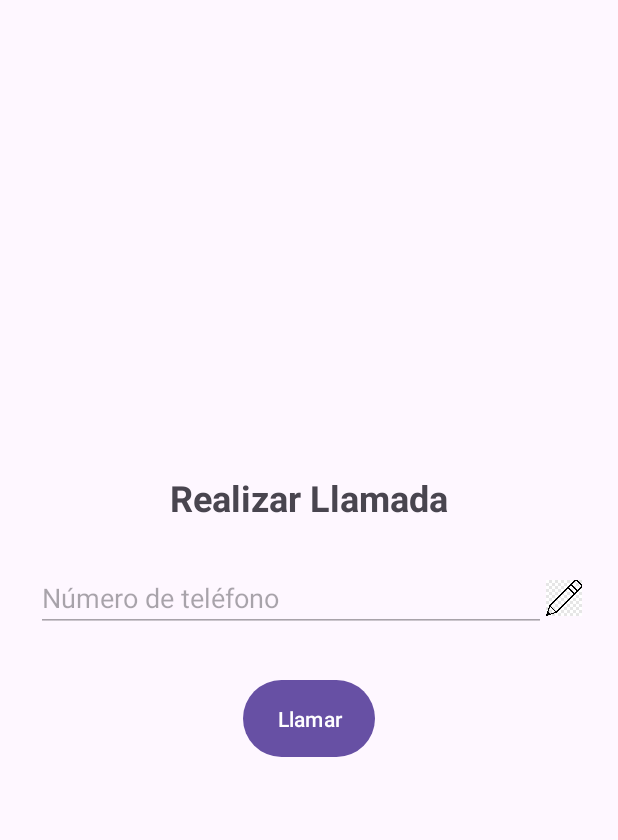
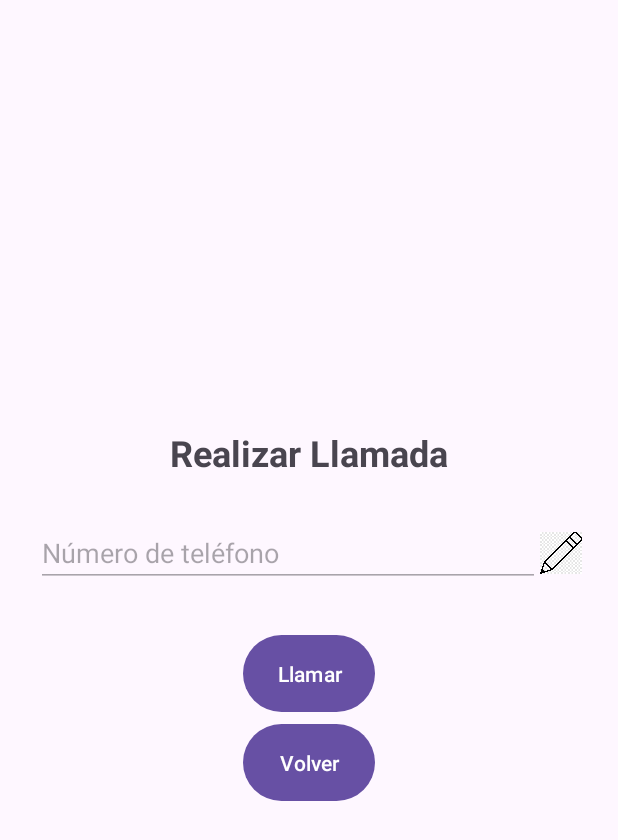
Before and after one commit to DavidRCh56/PracticaEvaluableTema1, an Android app: the LlamadaActivity screen opened directly, with no data from a screen before it, on a phone screen of 412 x 824 dp. Shown: the top 840 px of the screen. Run offline under Robolectric (Android 15) with nearby library versions, the phone set to English and light mode, and no system bars.

```diff
--- a/app/src/main/AndroidManifest.xml
+++ b/app/src/main/AndroidManifest.xml
@@ -20,9 +20,6 @@
             android:name=".LlamadaActivity"
             android:exported="false" />
         <activity
-            android:name=".ConfiguracionActivity"
-            android:exported="false" />
-        <activity
             android:name=".MainActivity"
             android:exported="true">
             <intent-filter>
@@ -33,4 +30,5 @@
         </activity>
     </application>
     <uses-permission android:name="android.permission.CALL_PHONE" />
+    <uses-permission android:name="android.permission.SET_ALARM" />
 </manifest>
--- a/app/src/main/res/layout/activity_llamada.xml
+++ b/app/src/main/res/layout/activity_llamada.xml
@@ -1,12 +1,13 @@
 <?xml version="1.0" encoding="utf-8"?>
-<LinearLayout xmlns:android="http://schemas.android.com/apk/res/android"
-    android:layout_width="match_parent"
+<LinearLayout android:layout_width="match_parent"
     android:layout_height="match_parent"
     android:orientation="vertical"
     android:gravity="center"
-    android:padding="16dp">
+    android:padding="16dp"
+    xmlns:android="http://schemas.android.com/apk/res/android">
 
     <!-- Título de la pantalla -->
+
     <TextView
         android:layout_width="wrap_content"
         android:layout_height="wrap_content"
@@ -37,8 +38,8 @@
         <!-- Botón para habilitar la edición del número -->
         <ImageView
             android:id="@+id/imgEditTelefono"
-            android:layout_width="24dp"
-            android:layout_height="24dp"
+            android:layout_width="28dp"
+            android:layout_height="45dp"
             android:src="@drawable/lapiz" />
     </LinearLayout>
 
@@ -47,6 +48,14 @@
         android:id="@+id/btnRealizarLlamada"
         android:layout_width="wrap_content"
         android:layout_height="wrap_content"
-        android:text="Llamar"
-        android:padding="16dp" />
+        android:padding="16dp"
+        android:text="Llamar" />
+
+    <Button
+        android:id="@+id/btnRetorno"
+        android:layout_width="wrap_content"
+        android:layout_height="wrap_content"
+        android:padding="16dp"
+        android:text="Volver" />
+
 </LinearLayout>
```
Also changed, not shown: app/src/main/java/com/iesvdc/multimedia/practicaevaluabletema1/ConfiguracionActivity.kt (deleted, +0 -33 lines), app/src/main/java/com/iesvdc/multimedia/practicaevaluabletema1/MainActivity.kt (+17 -2 lines), app/src/main/res/layout/activity_configuracion.xml (deleted, +0 -25 lines).
